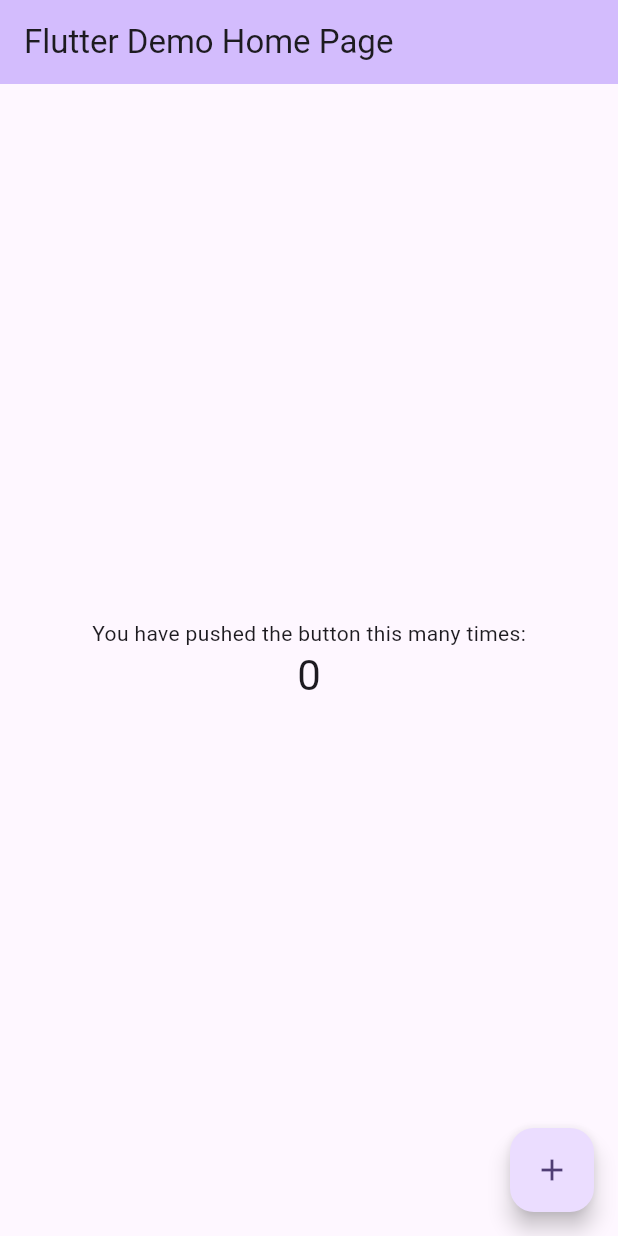
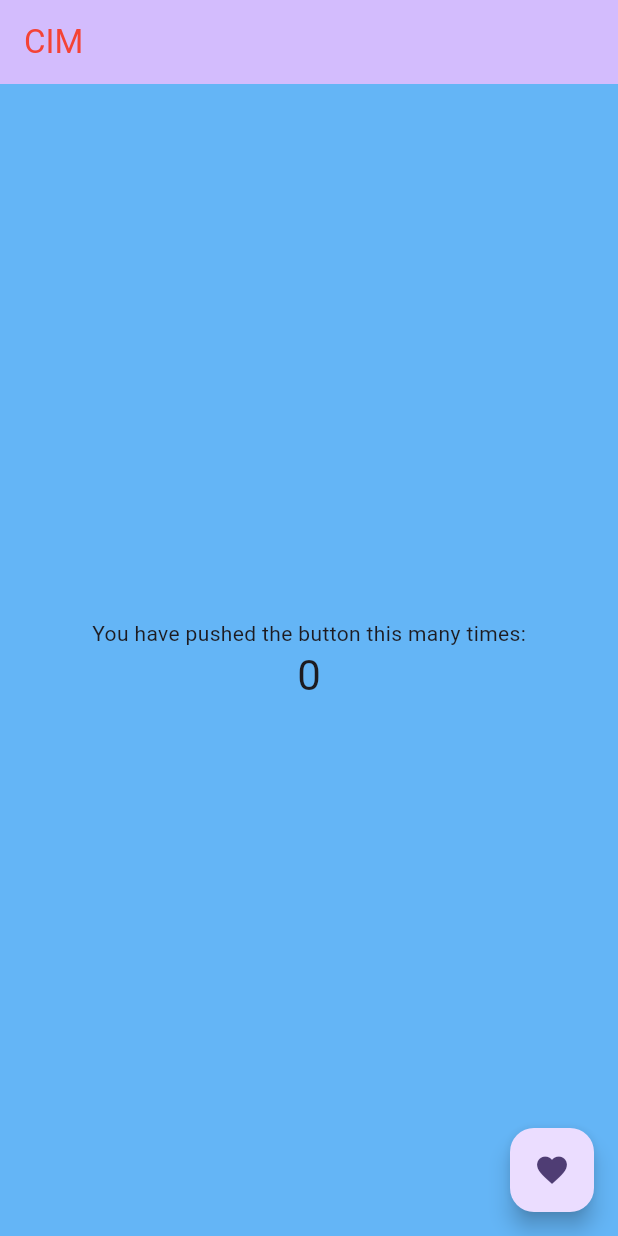
Before and after one commit to tranlinh19021320/mobile_app, a Flutter app: the screen it shows after launch, on a phone screen of 412 x 824 dp. Run offline on Flutter 3.47's test engine with Material 2 defaults, Android fonts, the phone set to English and light mode, and no system bars; our stand-ins replace firebase_core; accounts and stored records are empty.

Commit message:
add icon/images

```diff
--- a/lib/main.dart
+++ b/lib/main.dart
@@ -13,41 +13,18 @@ class MyApp extends StatelessWidget {
     return MaterialApp(
       title: 'Flutter Demo',
       theme: ThemeData(
-        // This is the theme of your application.
-        //
-        // TRY THIS: Try running your application with "flutter run". You'll see
-        // the application has a blue toolbar. Then, without quitting the app,
-        // try changing the seedColor in the colorScheme below to Colors.green
-        // and then invoke "hot reload" (save your changes or press the "hot
-        // reload" button in a Flutter-supported IDE, or press "r" if you used
-        // the command line to start the app).
-        //
-        // Notice that the counter didn't reset back to zero; the application
-        // state is not lost during the reload. To reset the state, use hot
-        // restart instead.
-        //
-        // This works for code too, not just values: Most code changes can be
-        // tested with just a hot reload.
+
         colorScheme: ColorScheme.fromSeed(seedColor: Colors.deepPurple),
         useMaterial3: true,
       ),
-      home: const MyHomePage(title: 'Flutter Demo Home Page'),
+      home: const MyHomePage(title: 'CIM'),
+      debugShowCheckedModeBanner: false,
     );
   }
 }
 
 class MyHomePage extends StatefulWidget {
   const MyHomePage({super.key, required this.title});
-
-  // This widget is the home page of your application. It is stateful, meaning
-  // that it has a State object (defined below) that contains fields that affect
-  // how it looks.
-
-  // This class is the configuration for the state. It holds the values (in this
-  // case the title) provided by the parent (in this case the App widget) and
-  // used by the build method of the State. Fields in a Widget subclass are
-  // always marked "final".
-
   final String title;
 
   @override
@@ -59,50 +36,26 @@ class _MyHomePageState extends State<MyHomePage> {
 
   void _incrementCounter() {
     setState(() {
-      // This call to setState tells the Flutter framework that something has
-      // changed in this State, which causes it to rerun the build method below
-      // so that the display can reflect the updated values. If we changed
-      // _counter without calling setState(), then the build method would not be
-      // called again, and so nothing would appear to happen.
+
       _counter++;
     });
   }
 
   @override
   Widget build(BuildContext context) {
-    // This method is rerun every time setState is called, for instance as done
-    // by the _incrementCounter method above.
-    //
-    // The Flutter framework has been optimized to make rerunning build methods
-    // fast, so that you can just rebuild anything that needs updating rather
-    // than having to individually change instances of widgets.
+
     return Scaffold(
+      backgroundColor: Colors.blue.shade300,
       appBar: AppBar(
-        // TRY THIS: Try changing the color here to a specific color (to
-        // Colors.amber, perhaps?) and trigger a hot reload to see the AppBar
-        // change color while the other colors stay the same.
+
         backgroundColor: Theme.of(context).colorScheme.inversePrimary,
-        // Here we take the value from the MyHomePage object that was created by
-        // the App.build method, and use it to set our appbar title.
-        title: Text(widget.title),
+
+        title: Text(widget.title, style: const TextStyle(color: Colors.red),),
       ),
       body: Center(
-        // Center is a layout widget. It takes a single child and positions it
-        // in the middle of the parent.
+
         child: Column(
-          // Column is also a layout widget. It takes a list of children and
-          // arranges them vertically. By default, it sizes itself to fit its
-          // children horizontally, and tries to be as tall as its parent.
-          //
-          // Column has various properties to control how it sizes itself and
-          // how it positions its children. Here we use mainAxisAlignment to
-          // center the children vertically; the main axis here is the vertical
-          // axis because Columns are vertical (the cross axis would be
-          // horizontal).
-          //
-          // TRY THIS: Invoke "debug painting" (choose the "Toggle Debug Paint"
-          // action in the IDE, or press "p" in the console), to see the
-          // wireframe for each widget.
+
           mainAxisAlignment: MainAxisAlignment.center,
           children: <Widget>[
             const Text(
@@ -118,7 +71,7 @@ class _MyHomePageState extends State<MyHomePage> {
       floatingActionButton: FloatingActionButton(
         onPressed: _incrementCounter,
         tooltip: 'Increment',
-        child: const Icon(Icons.add),
+        child: const Icon(Icons.favorite),
       ), // This trailing comma makes auto-formatting nicer for build methods.
     );
   }
--- a/pubspec.yaml
+++ b/pubspec.yaml
@@ -61,9 +61,9 @@ flutter:
   uses-material-design: true
 
   # To add assets to your application, add an assets section, like this:
-  # assets:
-  #   - images/a_dot_burr.jpeg
-  #   - images/a_dot_ham.jpeg
+  assets:
+    - assets/images/
+    - assets/icons/
 
   # An image asset can refer to one or more resolution-specific "variants", see
   # https://flutter.dev/assets-and-images/#resolution-aware
```
Also changed, not shown: assets/icons/date-of-birth.png (added), assets/icons/gmail.png (added), assets/icons/hide.png (added), assets/icons/iphone-5.png (added), assets/icons/location-pin.png (added), assets/icons/password.png (added), assets/icons/profile.png (added), assets/icons/user.png (added), assets/icons/view.png (added), assets/images/cover.jpg (added), 1 other file.
